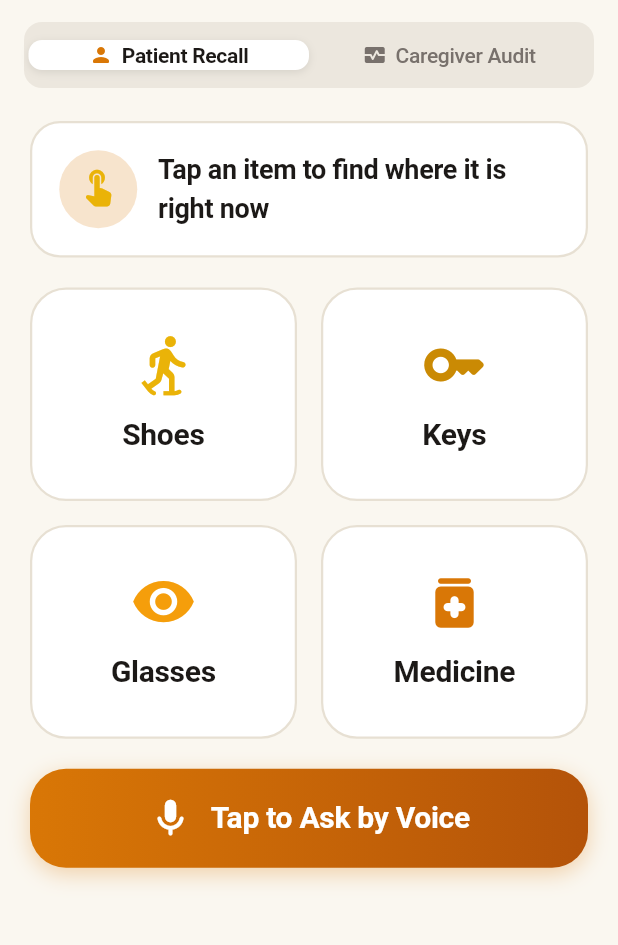
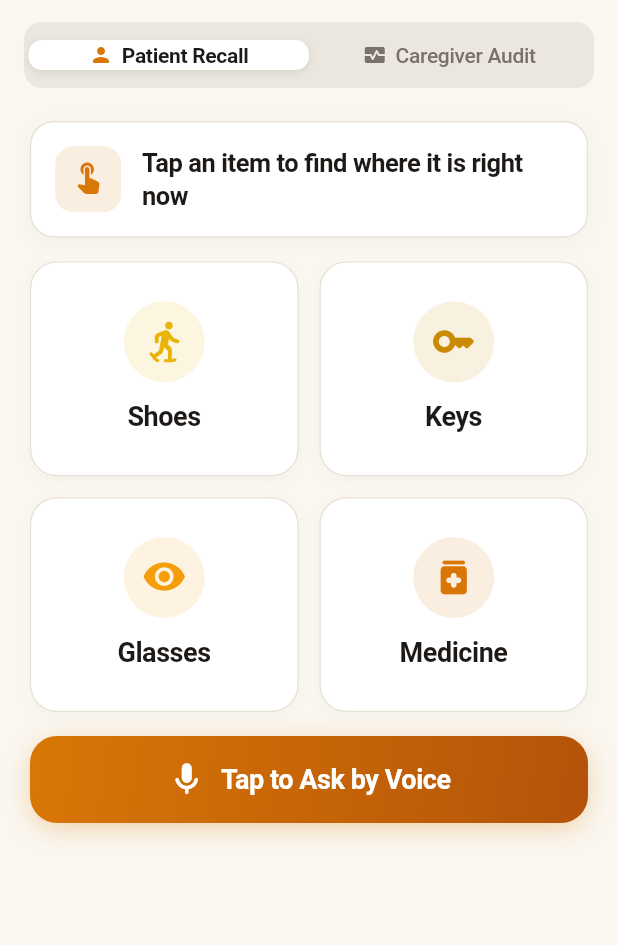
Before and after one commit to fez-Ox/aegis, a Flutter app: the screen it shows after launch, on a phone screen of 412 x 824 dp, the part 71-1016 px from its top. Run offline on Flutter 3.47's test engine with Material 3 defaults, Android fonts, the phone set to English and light mode, and no system bars; network calls fail.

Commit message:
style(mobile): modernize PatientView touch targets and voice query with Apple HIG aesthetics

```diff
--- a/apps/mobile/lib/views/patient/patient_view.dart
+++ b/apps/mobile/lib/views/patient/patient_view.dart
@@ -1,4 +1,5 @@
 import 'package:flutter/material.dart';
+import 'package:flutter/services.dart';
 import '../../models/query_result.dart';
 import '../../services/api_service.dart';
 import '../../theme/app_theme.dart';
@@ -46,70 +47,101 @@ class _PatientViewState extends State<PatientView> {
       child: Column(
         crossAxisAlignment: CrossAxisAlignment.stretch,
         children: [
-          // Dementia-friendly large instruction banner
+          // Dementia-friendly large instruction banner (Apple Inset Card)
           Container(
-            padding: const EdgeInsets.all(18),
-            decoration: BoxDecoration(
-              color: AppTheme.darkSurface,
-              borderRadius: BorderRadius.circular(20),
-              border: Border.all(color: AppTheme.cardBorder, width: 1.5),
+            padding: const EdgeInsets.symmetric(horizontal: 16, vertical: 16),
+            decoration: AppTheme.iosCardDecoration(
+              radius: AppTheme.cardCornerRadius,
             ),
             child: Row(
               children: [
                 Container(
-                  padding: const EdgeInsets.all(12),
+                  width: 44,
+                  height: 44,
                   decoration: BoxDecoration(
-                    color: AppTheme.primaryTeal.withOpacity(0.2),
-                    shape: BoxShape.circle,
+                    color: AppTheme.primaryTeal.withOpacity(0.12),
+                    borderRadius: BorderRadius.circular(12),
                   ),
-                  child: const Icon(Icons.touch_app_rounded, color: AppTheme.tealAccent, size: 28),
+                  child: const Icon(Icons.touch_app_rounded, color: AppTheme.primaryTeal, size: 24),
                 ),
                 const SizedBox(width: 14),
                 const Expanded(
                   child: Text(
                     "Tap an item to find where it is right now",
-                    style: TextStyle(fontSize: 18, fontWeight: FontWeight.w600, color: AppTheme.textHighContrast),
+                    style: TextStyle(
+                      fontSize: 17,
+                      fontWeight: FontWeight.w600,
+                      letterSpacing: -0.3,
+                      color: AppTheme.textHighContrast,
+                      height: 1.3,
+                    ),
                   ),
                 ),
               ],
             ),
           ),
-          const SizedBox(height: 20),
+          const SizedBox(height: 16),
 
-          // 2x2 Big Touch Targets
+          // 2x2 Big Touch Targets (Apple Grouped Grid)
           GridView.builder(
             shrinkWrap: true,
             physics: const NeverScrollableScrollPhysics(),
             gridDelegate: const SliverGridDelegateWithFixedCrossAxisCount(
               crossAxisCount: 2,
-              crossAxisSpacing: 16,
-              mainAxisSpacing: 16,
+              crossAxisSpacing: 14,
+              mainAxisSpacing: 14,
               childAspectRatio: 1.25,
             ),
             itemCount: _quickItems.length,
             itemBuilder: (context, index) {
               final it = _quickItems[index];
               final isSelected = _selectedCategory == it['query'];
+              final itemColor = it['color'] as Color;
               return InkWell(
-                onTap: () => _executeQuery(it['query'] as String),
-                borderRadius: BorderRadius.circular(24),
-                child: Container(
+                onTap: () {
+                  HapticFeedback.selectionClick();
+                  _executeQuery(it['query'] as String);
+                },
+                borderRadius: BorderRadius.circular(18),
+                child: AnimatedContainer(
+                  duration: const Duration(milliseconds: 180),
+                  curve: Curves.easeOut,
                   decoration: BoxDecoration(
-                    color: isSelected ? AppTheme.primaryTeal.withOpacity(0.3) : AppTheme.darkSurface,
-                    borderRadius: BorderRadius.circular(24),
+                    color: isSelected ? itemColor.withOpacity(0.08) : AppTheme.darkSurface,
+                    borderRadius: BorderRadius.circular(18),
                     border: Border.all(
-                      color: isSelected ? AppTheme.tealAccent : AppTheme.cardBorder,
-                      width: isSelected ? 3.0 : 1.5,
+                      color: isSelected ? itemColor : AppTheme.cardBorder,
+                      width: isSelected ? 2.5 : 0.8,
                     ),
+                    boxShadow: [
+                      BoxShadow(
+                        color: isSelected ? itemColor.withOpacity(0.12) : const Color(0x06000000),
+                        blurRadius: isSelected ? 12 : 6,
+                        offset: const Offset(0, 3),
+                      ),
+                    ],
                   ),
                   child: Column(
                     mainAxisAlignment: MainAxisAlignment.center,
                     children: [
-                      Icon(it['icon'] as IconData, size: 44, color: it['color'] as Color),
+                      Container(
+                        width: 54,
+                        height: 54,
+                        decoration: BoxDecoration(
+                          color: itemColor.withOpacity(0.12),
+                          shape: BoxShape.circle,
+                        ),
+                        child: Icon(it['icon'] as IconData, size: 30, color: itemColor),
+                      ),
                       const SizedBox(height: 10),
                       Text(
                         it['label'] as String,
-                        style: const TextStyle(fontSize: 20, fontWeight: FontWeight.bold, color: AppTheme.textHighContrast),
+                        style: TextStyle(
+                          fontSize: 18,
+                          fontWeight: FontWeight.w700,
+                          letterSpacing: -0.3,
+                          color: isSelected ? itemColor : AppTheme.textHighContrast,
+                        ),
                       ),
                     ],
                   ),
@@ -117,37 +149,51 @@ class _PatientViewState extends State<PatientView> {
               );
             },
           ),
-          const SizedBox(height: 20),
+          const SizedBox(height: 16),
 
-          // Voice Query Bar
+          // Voice Query Bar (Apple Prominent Action Button)
           InkWell(
-            onTap: () => _executeQuery('shoes'),
-            borderRadius: BorderRadius.circular(24),
+            onTap: () {
+              HapticFeedback.lightImpact();
+              _executeQuery('shoes');
+            },
+            borderRadius: BorderRadius.circular(18),
             child: Container(
-              padding: const EdgeInsets.symmetric(vertical: 18, horizontal: 20),
+              padding: const EdgeInsets.symmetric(vertical: 16, horizontal: 20),
               decoration: BoxDecoration(
                 gradient: const LinearGradient(
                   colors: [AppTheme.primaryTeal, Color(0xFFB45309)],
+                  begin: Alignment.topLeft,
+                  end: Alignment.bottomRight,
                 ),
-                borderRadius: BorderRadius.circular(24),
+                borderRadius: BorderRadius.circular(18),
                 boxShadow: [
-                  BoxShadow(color: AppTheme.primaryTeal.withOpacity(0.3), blurRadius: 12, offset: const Offset(0, 4)),
+                  BoxShadow(
+                    color: AppTheme.primaryTeal.withOpacity(0.28),
+                    blurRadius: 14,
+                    offset: const Offset(0, 4),
+                  ),
                 ],
               ),
               child: const Row(
                 mainAxisAlignment: MainAxisAlignment.center,
                 children: [
-                  Icon(Icons.mic_rounded, color: Colors.white, size: 30),
-                  SizedBox(width: 12),
+                  Icon(Icons.mic_rounded, color: Colors.white, size: 26),
+                  SizedBox(width: 10),
                   Text(
                     "Tap to Ask by Voice",
-                    style: TextStyle(fontSize: 20, fontWeight: FontWeight.bold, color: Colors.white),
+                    style: TextStyle(
+                      fontSize: 18,
+                      fontWeight: FontWeight.w700,
+                      letterSpacing: -0.3,
+                      color: Colors.white,
+                    ),
                   ),
                 ],
               ),
             ),
           ),
-          const SizedBox(height: 24),
+          const SizedBox(height: 20),
 
           // Active Result Display
           if (_isLoading)
```
